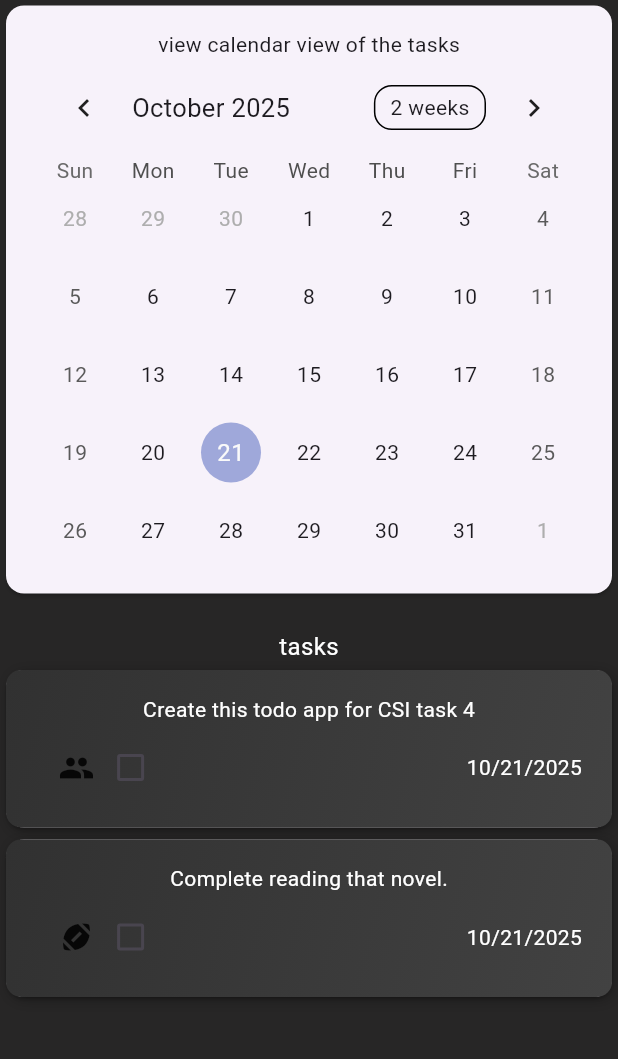
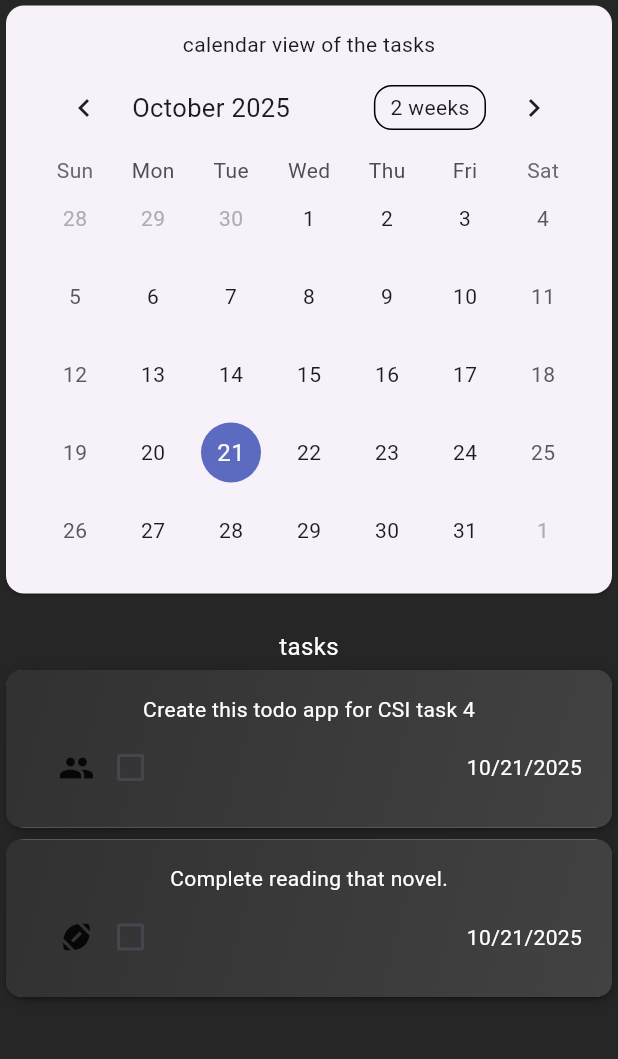
Before and after one commit to CSI-Trainees-25/vivek_24153106_appTask1, a Flutter app: the screen it shows after launch, on a phone screen of 412 x 824 dp, the part 119-1178 px from its top. Run offline on Flutter 3.47's test engine with Material 3 defaults, Android fonts, the phone set to English and light mode, and no system bars; drawn by our look-alikes of table_calendar.

Commit message:
updated calendar view

```diff
--- a/lib/tasks.dart
+++ b/lib/tasks.dart
@@ -1,4 +1,5 @@
 import 'package:flutter/material.dart';
+import 'package:todo_app_csi/formatted_text.dart';
 import 'package:todo_app_csi/task_list.dart';
 import 'package:todo_app_csi/task.dart';
 import 'package:todo_app_csi/new_task.dart';
@@ -86,6 +87,9 @@
 
   @override
   Widget build(BuildContext context) {
+    Widget mainContent = (_registeredTasks.isNotEmpty)
+        ? TaskList(tasks: _registeredTasks, onRemove: onRemoveTask)
+        : FormattedText('no tasks added');
     return Scaffold(
       backgroundColor: const Color.fromARGB(255, 39, 38, 38),
       appBar: AppBar(
@@ -98,7 +102,7 @@
           IconButton(onPressed: _openModalOverlay, icon: const Icon(Icons.add)),
         ],
       ),
-      body: Column(
+      body:  Column(
           children: [
             const Text(
               'calendar view',
@@ -109,15 +113,16 @@
                 padding: EdgeInsets.symmetric(horizontal: 20, vertical: 16),
                 child: Column(
                   children: [
-                  Text('view calendar view of the tasks'),
+                    Text('calendar view of the tasks'),
                     TableCalendar(
-                    focusedDay: _registeredTasks[getIndex()].date,
-                    firstDay: DateTime(
-                      _registeredTasks[getIndex()].date.year - 1,
-                    ),
-                    lastDay: DateTime(
-                      _registeredTasks[getIndex()].date.year + 1,
-                    ),
+                      focusedDay: DateTime.now(),
+                      firstDay: DateTime.utc(2020, 1, 1),
+                      lastDay: DateTime.utc(2030, 1, 1),
+                      selectedDayPredicate: (day) {
+                        return _registeredTasks.any(
+                          (task) => isSameDay(task.date, day),
+                        );
+                      },
                     ),
                   ],
                 ),
@@ -128,9 +133,7 @@
               'tasks',
               style: TextStyle(color: Colors.white, fontSize: 16),
             ),
-          Expanded(
-            child: TaskList(tasks: _registeredTasks, onRemove: onRemoveTask),
-          ),
+            Expanded(child: mainContent),
           ],
         ),
     );
```
Lines whose indentation alone changed are shown as unchanged.
